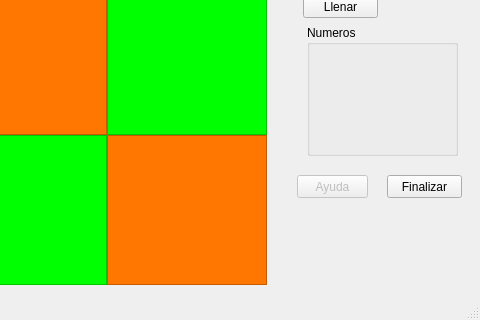
This is sudoku/mainwindow.ui in mansrz/Sudoku as Qt 5 draws it before an edit; both pictures show x 243 to 723 and y 221 to 541 of the 723 by 541 pixel window. The edited form follows.
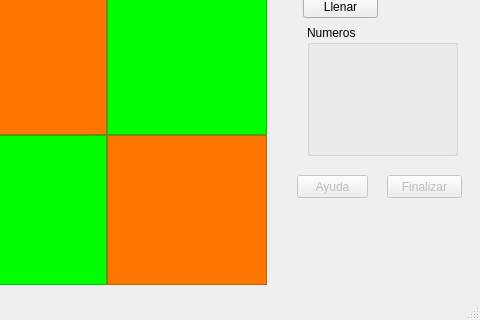
This is the edited form.

```diff
--- a/sudoku/mainwindow.ui
+++ b/sudoku/mainwindow.ui
@@ -284,6 +284,9 @@
     </property>
    </widget>
    <widget class="QPushButton" name="btnFinalizar">
+    <property name="enabled">
+     <bool>false</bool>
+    </property>
     <property name="geometry">
      <rect>
       <x>630</x>
```
